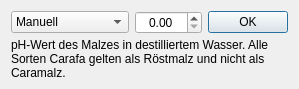
Above: kleiner-brauhelfer/dialogs/dlgphmalz.ui from kleiner-brauhelfer/kleiner-brauhelfer-2 before the change. Below: the same form after it.
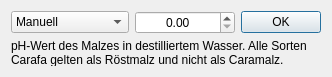
That is the form after the change. Custom widgets are drawn as their Qt base class.

What changed in the file:
```diff
--- a/kleiner-brauhelfer/dialogs/dlgphmalz.ui
+++ b/kleiner-brauhelfer/dialogs/dlgphmalz.ui
@@ -6,8 +6,8 @@
    <rect>
     <x>0</x>
     <y>0</y>
-    <width>289</width>
-    <height>89</height>
+    <width>319</width>
+    <height>77</height>
    </rect>
   </property>
   <property name="windowTitle">
@@ -47,16 +47,10 @@
       <widget class="DoubleSpinBox" name="tbPh">
        <property name="minimumSize">
         <size>
-         <width>67</width>
+         <width>100</width>
          <height>0</height>
         </size>
        </property>
-       <property name="maximumSize">
-        <size>
-         <width>67</width>
-         <height>16777215</height>
-        </size>
-       </property>
        <property name="alignment">
         <set>Qt::AlignCenter</set>
        </property>
```
